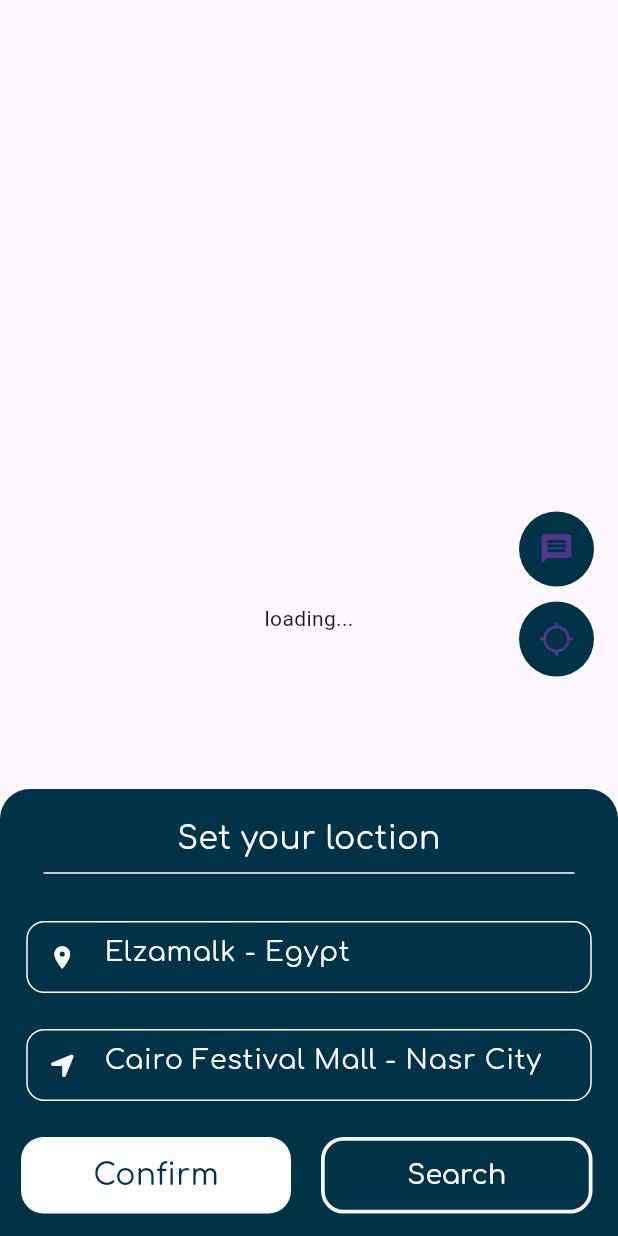
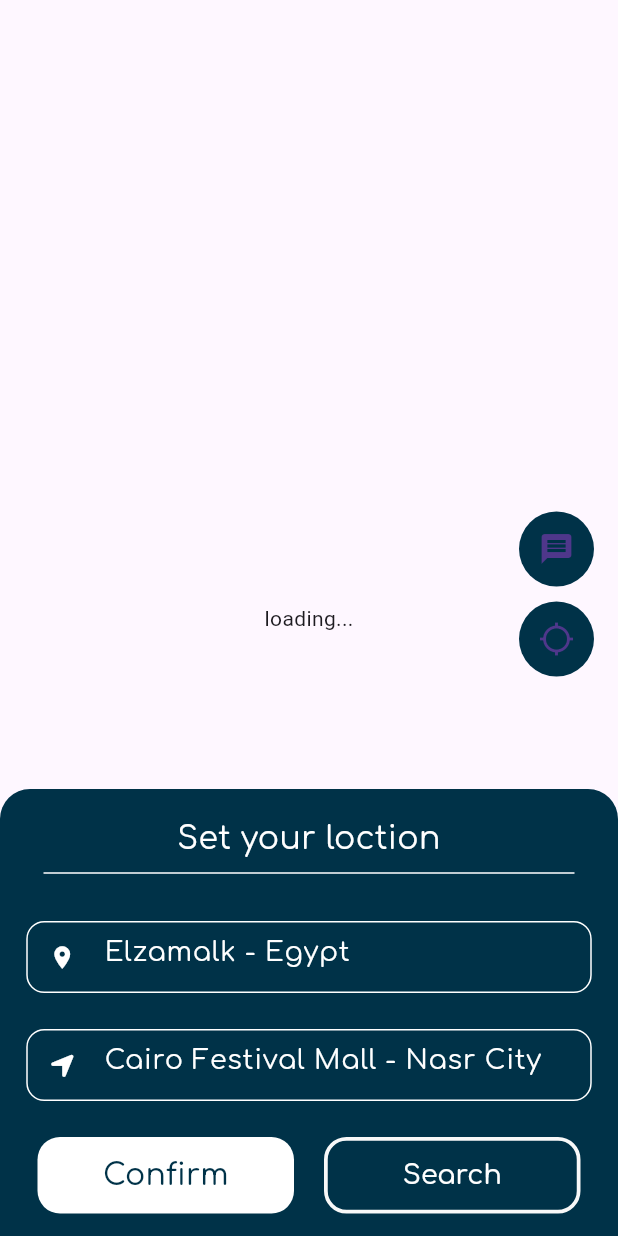
Before and after one commit to Duaawagdy/mute_motion, a Flutter app: the map screen opened by its route, on a phone screen of 412 x 824 dp. Run offline on Flutter 3.47's test engine with Material 3 defaults, Android fonts, the phone set to English and light mode, and no system bars; our stand-ins replace dio, flutter_rating_bar, font_awesome_flutter, go_router, google_maps_flutter, lite_rolling_switch and 4 more; missing offline and left inert: flutter_polyline_points; accounts and stored records are empty; project files that could hold a hidden picture were left out.

```diff
--- a/lib/feature/map/view/widgets/containerdisplay.dart
+++ b/lib/feature/map/view/widgets/containerdisplay.dart
@@ -1,7 +1,6 @@
 import 'package:flutter/material.dart';
 import 'package:font_awesome_flutter/font_awesome_flutter.dart';
 import 'package:google_maps_flutter/google_maps_flutter.dart';
-import 'package:mute_motion/feature/map/view/map.dart';
 import 'package:mute_motion/feature/map/view/widgets/custembutten.dart';
 import 'package:mute_motion/feature/map/view/widgets/cutemfield.dart';
 import 'package:provider/provider.dart';
@@ -147,11 +146,15 @@ class setLocationWidget extends StatelessWidget {
         SizedBox(height: 24,),
         //TextField(e),
         Padding(
-          padding: const EdgeInsets.symmetric(horizontal: 14.0),
-          child: Row(children: [
+          padding: const EdgeInsets.symmetric(horizontal: 5),
+          child: SingleChildScrollView(
+            scrollDirection: Axis.horizontal,
+            child: Row(
+              mainAxisAlignment: MainAxisAlignment.center,
+              children: [
               Container(
                 height: 51,
-              width: 180,
+                width: 171,
                 decoration: BoxDecoration(
                     color: const Color(0xffffffff) ,
                     borderRadius: BorderRadius.circular(15)),
@@ -160,6 +163,7 @@ class setLocationWidget extends StatelessWidget {
               SizedBox(width: 20,),
               custembuttensearch()
             ],),
+          ),
         )
       ],
     );
--- a/lib/feature/map/view/widgets/custembutten.dart
+++ b/lib/feature/map/view/widgets/custembutten.dart
@@ -2,7 +2,6 @@
  import 'package:flutter/material.dart';
 import 'package:go_router/go_router.dart';
 import 'package:google_maps_flutter/google_maps_flutter.dart';
-import 'package:mute_motion/feature/map/view/map.dart';
 
 class custembuttensearch extends StatelessWidget {
   const custembuttensearch({
@@ -13,7 +12,7 @@ class custembuttensearch extends StatelessWidget {
   Widget build(BuildContext context) {
     return Container(
       height: 51,
-      width: 181,
+      width: 171,
       decoration:ShapeDecoration(
         shape: RoundedRectangleBorder(
           side: BorderSide(width: 2.50, color: Color(0xFFF8F8F8)),
--- a/lib/models/api_provider.dart
+++ b/lib/models/api_provider.dart
@@ -9,7 +9,7 @@ import 'package:shared_preferences/shared_preferences.dart';
 
 class ApiProvide {
   static const String baseUrl =
-      "https://gradution2024-production.up.railway.app/api/v1";
+      "https://mutemotion.onrender.com/api/v1";
   UserLogin(
       {required BuildContext context,
         required TextEditingController emailCont,
@@ -21,7 +21,7 @@ class ApiProvide {
       };
       Response response =
 
-      await Dio().post("$baseUrl/driverauth/login", data: requestBody);
+      await Dio().post("$baseUrl/driver/login", data: requestBody);
       GoRouter.of(context).push('/navbar');
       print('Request successful');
       print('Response: ${response.data}');
@@ -128,7 +128,7 @@ class ApiProvide {
       );
       Response response =
 
-      await Dio().post("$baseUrl/drivers", data: formData);
+      await Dio().post("$baseUrl/driver/signup", data: formData);
 
       await OTPprovider().sendcode(email: email);
       Navigator.of(context).push(MaterialPageRoute (
```
Also changed, not shown: lib/models/OTP_provider.dart (+4 -4 lines), pubspec.lock. Lines whose indentation alone changed are shown as unchanged.
